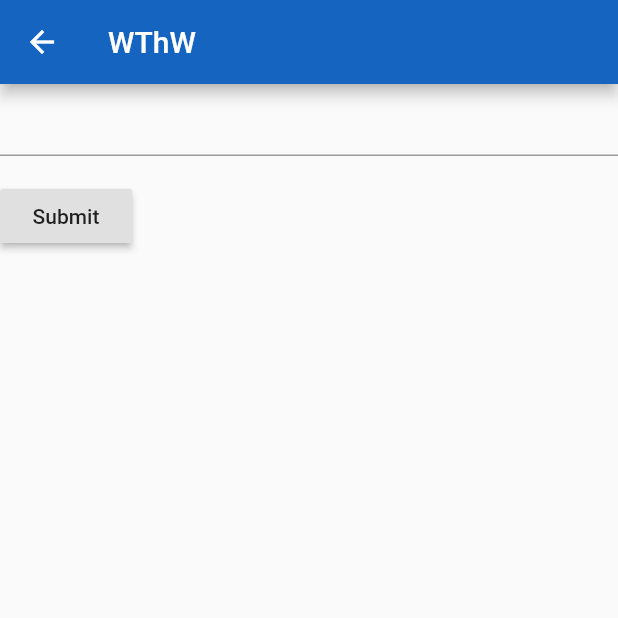
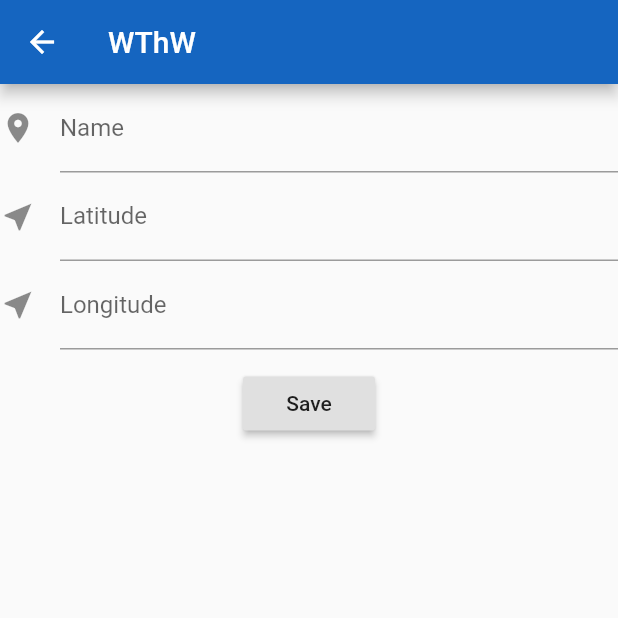
Before and after one commit to markwhidby/wtw3, a Flutter app: the StartingPointPage screen opened directly, after a tap on the "edit" icon, on a phone screen of 412 x 824 dp, the top half of it. Run offline on Flutter 3.47's test engine with Material 2 defaults, Android fonts, the phone set to English and light mode, and no system bars.

Commit message:
Starting Point detail form working

```diff
--- a/lib/ui/startingpointdetailpage.dart
+++ b/lib/ui/startingpointdetailpage.dart
@@ -36,11 +36,123 @@ class StartingPointForm extends StatefulWidget {
 // Create a corresponding State class. This class will hold the data related to
 // the form.
 class StartingPointFormState extends State<StartingPointForm> {
-  // Create a global key that will uniquely identify the Form widget and allow
-  // us to validate the form
-  //
-  // Note: This is a GlobalKey<FormState>, not a GlobalKey<StartingPointFormState>!
   final _formKey = GlobalKey<FormState>();
+  final _nameController = TextEditingController();
+  final _cityController = TextEditingController();
+  final _stateController = TextEditingController();
+  final _zipController = TextEditingController();
+  final _latController = TextEditingController();
+  final _longController = TextEditingController();
+
+  @override
+  void dispose() {
+    // Clean up the controllers when the Widget is disposed
+    _nameController.dispose();
+    _cityController.dispose();
+    _stateController.dispose();
+    _zipController.dispose();
+    _latController.dispose();
+    _longController.dispose();
+    super.dispose();
+  }
+
+  Widget nameField() {
+    return TextFormField(
+      controller: _nameController,
+      decoration: const InputDecoration(
+        icon: const Icon(Icons.place),
+        hintText: 'Enter name',
+        labelText: 'Name',
+      ),
+      validator: (value) {
+        if (value.isEmpty) {
+          return 'Please enter some text';
+        }
+      },
+    );
+  }
+
+  Widget cityField() {
+    return TextFormField(
+      controller: _cityController,
+      decoration: const InputDecoration(
+        icon: const Icon(Icons.place),
+        hintText: 'Enter city',
+        labelText: 'City',
+      ),
+      validator: (value) {
+        if (value.isEmpty) {
+          return 'Please enter some text';
+        }
+      },
+    );
+  }
+
+  Widget stateField() {
+    return TextFormField(
+      controller: _stateController,
+      decoration: const InputDecoration(
+        icon: const Icon(Icons.place),
+        hintText: 'Enter state',
+        labelText: 'State',
+      ),
+      validator: (value) {
+        if (value.isEmpty) {
+          return 'Please enter some text';
+        }
+      },
+    );
+  }
+
+  Widget zipField() {
+    return TextFormField(
+      controller: _zipController,
+      decoration: const InputDecoration(
+        icon: const Icon(Icons.place),
+        hintText: 'Enter zip',
+        labelText: 'Zip',
+      ),
+      validator: (value) {
+        if (value.isEmpty) {
+          return 'Please enter some text';
+        }
+      },
+    );
+  }
+
+  Widget latField() {
+    return TextFormField(
+      controller: _latController,
+      keyboardType: TextInputType.numberWithOptions(),
+      decoration: const InputDecoration(
+        icon: const Icon(Icons.near_me),
+        hintText: 'Enter latitude',
+        labelText: 'Latitude',
+      ),
+      validator: (value) {
+        if (value.isEmpty) {
+          return 'Please enter a number';
+        }
+      },
+    );
+  }
+
+  Widget longField() {
+    return TextFormField(
+      controller: _longController,
+      keyboardType: TextInputType.numberWithOptions(),
+      decoration: const InputDecoration(
+        icon: const Icon(Icons.near_me),
+        hintText: 'Enter longitude',
+        labelText: 'Longitude',
+      ),
+      validator: (value) {
+        if (value.isEmpty) {
+          return 'Please enter a number';
+        }
+      },
+    );
+  }
 
   @override
   Widget build(BuildContext context) {
@@ -50,15 +162,14 @@ class StartingPointFormState extends State<StartingPointForm> {
       child: Column(
         crossAxisAlignment: CrossAxisAlignment.start,
         children: <Widget>[
-          TextFormField(
-            validator: (value) {
-              if (value.isEmpty) {
-                return 'Please enter some text';
-              }
-            },
-          ),
-          Padding(
-            padding: const EdgeInsets.symmetric(vertical: 16.0),
+          nameField(),
+          // cityField(),
+          // stateField(),
+          // zipField(),
+          latField(),
+          longField(),
+          SizedBox(height: 12.0),
+          Center(
             child: RaisedButton(
               onPressed: () {
                 // Validate will return true if the form is valid, or false if
@@ -66,10 +177,10 @@ class StartingPointFormState extends State<StartingPointForm> {
                 if (_formKey.currentState.validate()) {
                   // If the form is valid, we want to show a Snackbar
                   Scaffold.of(context)
-                      .showSnackBar(SnackBar(content: Text('Processing Data')));
+                      .showSnackBar(SnackBar(content: Text(_nameController.text)));
                 }
               },
-              child: Text('Submit'),
+              child: Text('Save'),
             ),
           ),
         ],
--- a/lib/ui/startingpointpage.dart
+++ b/lib/ui/startingpointpage.dart
@@ -42,11 +42,11 @@ class StartingPointPageState extends State<StartingPointPage> {
             new Flexible(
               child: getStartingPointList(context),
             ),
-            new SizedBox(height: 200.0),
-            new Image.network(
-              'https://cdn.cnn.com/cnn/.e1mo/img/4.0/logos/logo_cnn_badge_2up.png',
-              fit: BoxFit.cover,
-            ),
+            // new SizedBox(height: 200.0),
+            // new Image.network(
+            //   'https://cdn.cnn.com/cnn/.e1mo/img/4.0/logos/logo_cnn_badge_2up.png',
+            //   fit: BoxFit.cover,
+            // ),
           ],
         ),
       ),
@@ -73,7 +73,9 @@ class StartingPointPageState extends State<StartingPointPage> {
 //      ),
 //    );
 //    return new Text(_startingPoints[index].name);
-    String _subtitle = _startingPoints[index].city;
+    String _subtitle = _startingPoints[index].city + ', '
+                      + _startingPoints[index].state + '  '
+                      + _startingPoints[index].zip;
     return new ListTile(
       title: new Text(_startingPoints[index].name),
       subtitle: new Text(_subtitle),
```
